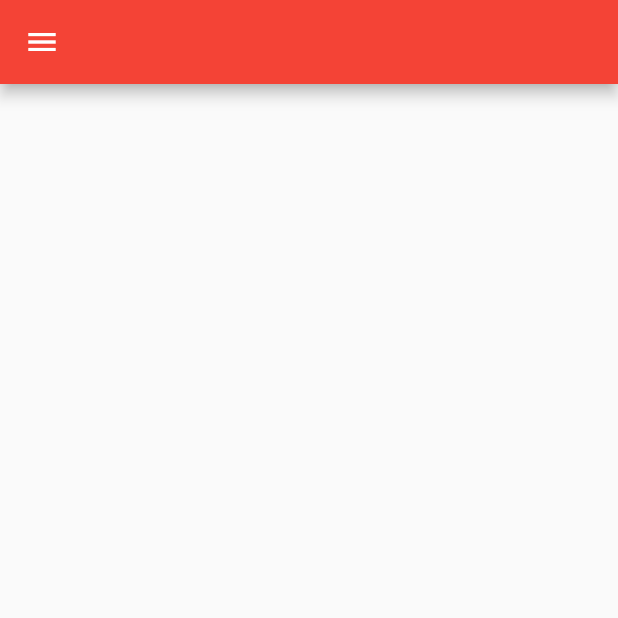
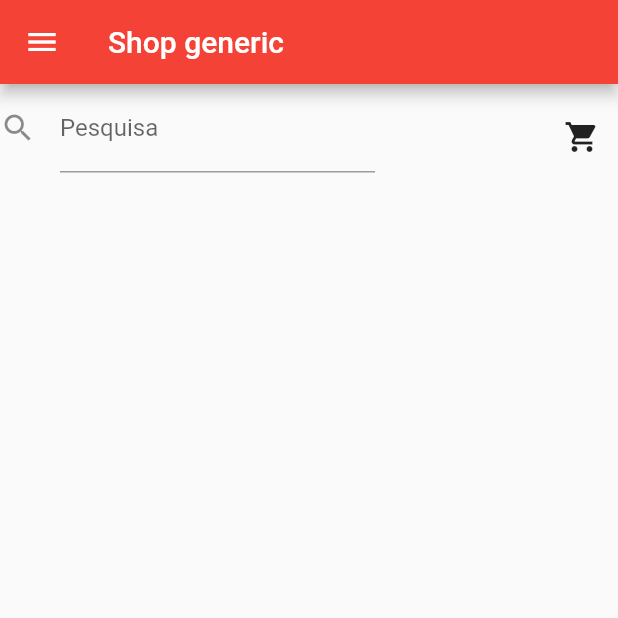
Before and after one commit to RealDuduSB/app-shop, a Flutter app: the screen it shows after launch, on a phone screen of 412 x 824 dp, the top half of it. Run offline on Flutter 3.47's test engine with Material 2 defaults, Android fonts, the phone set to English and light mode, and no system bars; our stand-ins replace google_fonts.

Commit message:
Adição da barra de pesquisa na pagina inicial e botao do carrinho

```diff
--- a/lib/pages/home_page.dart
+++ b/lib/pages/home_page.dart
@@ -1,3 +1,4 @@
+import 'package:app_shop/pages/checkout_page.dart';
 import 'package:app_shop/pages/config_page.dart';
 import 'package:flutter/material.dart';
 import 'package:google_fonts/google_fonts.dart';
@@ -17,7 +18,6 @@ class _HomePageState extends State<HomePage> {
         child: ListView(
           children: <Widget>[
             ListTile(
-              leading: Icon(Icons.person, color: Color.fromRGBO(0, 0, 0, 1)),
               title: Text("Configurações",
                   style: GoogleFonts.lato(fontSize: 27, color: Colors.black)),
               onTap: () {
@@ -30,7 +30,36 @@ class _HomePageState extends State<HomePage> {
           ],
         ),
       ),
-      appBar: AppBar(),
+      appBar: AppBar(
+        title: Text("Shop generic"),
+      ),
+      body: Column(
+        mainAxisAlignment: MainAxisAlignment.spaceBetween,
+        children: [
+          Row(
+            mainAxisAlignment: MainAxisAlignment.spaceBetween,
+            children: [
+              Container(
+                  height: 70,
+                  width: 250,
+                  child: TextFormField(
+                    decoration: InputDecoration(
+                      labelText: "Pesquisa",
+                      icon: Icon(Icons.search),
+                    ),
+                  )),
+              IconButton(
+                  onPressed: () {
+                    Navigator.push(
+                        context,
+                        MaterialPageRoute(
+                            builder: (context) => CheckOutPage()));
+                  },
+                  icon: Icon(Icons.shopping_cart))
+            ],
+          ),
+        ],
+      ),
     );
   }
 }
```
Also changed, not shown: lib/pages/checkout_page.dart (added, +19 -0 lines).
